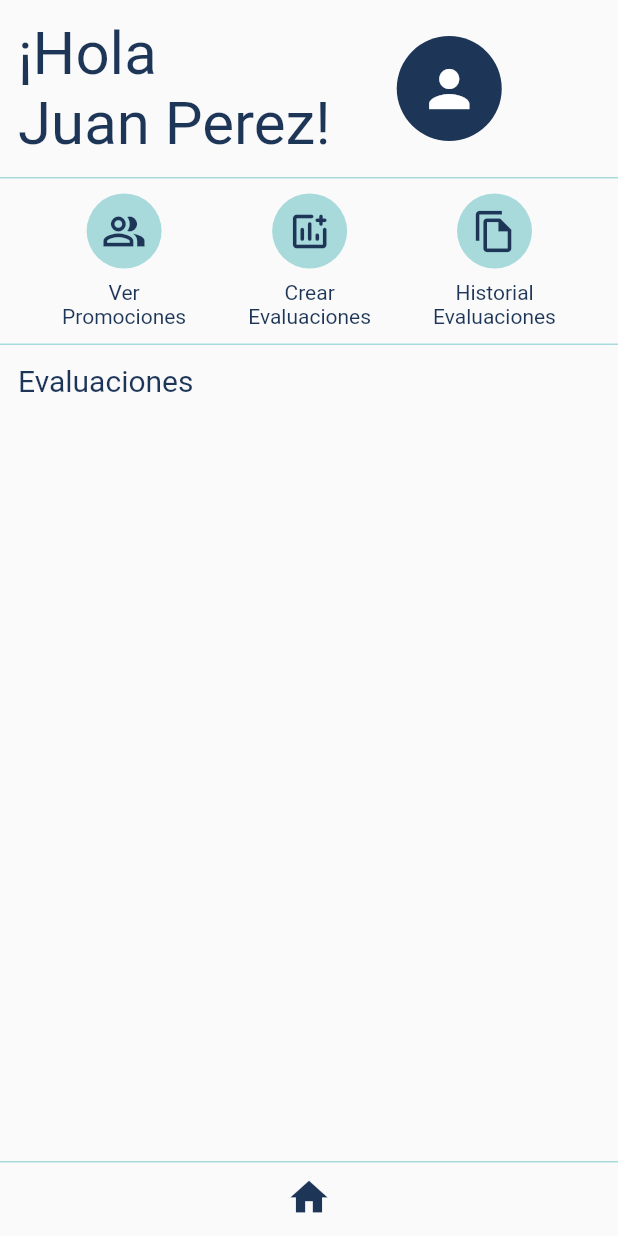
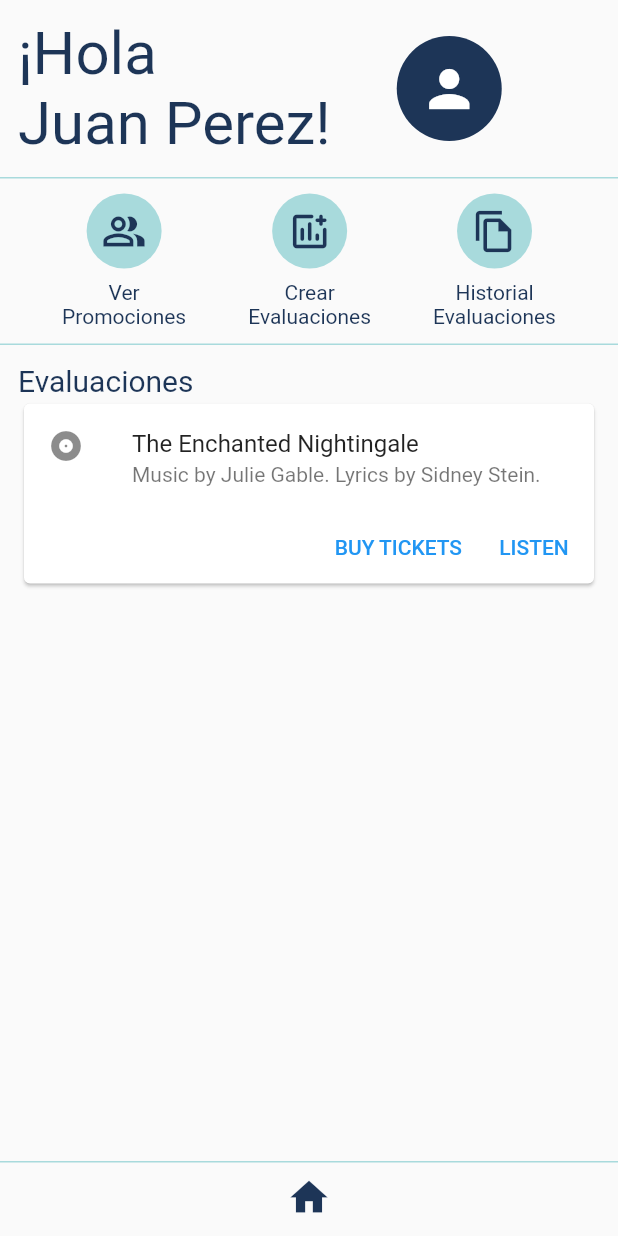
Before and after one commit to SPablo2191/smart-band-app, a Flutter app: the HomePage screen opened by its route, on a phone screen of 412 x 824 dp. Run offline on Flutter 3.47's test engine with Material 2 defaults, Android fonts, the phone set to English and light mode, and no system bars; our stand-ins replace flutter_dotenv, fluttertoast, multi_select_flutter, shared_preferences; accounts and stored records are empty.

Commit message:
feat: test card in process

```diff
--- a/lib/src/pages/home_page.dart
+++ b/lib/src/pages/home_page.dart
@@ -2,6 +2,7 @@ import 'package:flutter/material.dart';
 import 'package:smartband/src/core/consts/colors.dart';
 import 'package:smartband/src/widgets/bottom_navigation_bar_widget.dart';
 import 'package:smartband/src/widgets/home_button_widget.dart';
+import 'package:smartband/src/widgets/test_card_widget.dart';
 
 class HomePage extends StatefulWidget {
   const HomePage({super.key});
@@ -120,6 +121,7 @@ class _HomePageState extends State<HomePage> {
             'Evaluaciones',
             style: TextStyle(color: colorPrimary, fontSize: 20),
           ),
+          TestCard()
         ],
       ),
     );
--- a/lib/src/widgets/test_card_widget.dart
+++ b/lib/src/widgets/test_card_widget.dart
@@ -5,6 +5,32 @@ class TestCard extends StatelessWidget {
 
   @override
   Widget build(BuildContext context) {
-    return Container();
+    return Card(
+      child: Column(
+        mainAxisSize: MainAxisSize.min,
+        children: <Widget>[
+          const ListTile(
+            leading: Icon(Icons.album),
+            title: Text('The Enchanted Nightingale'),
+            subtitle: Text('Music by Julie Gable. Lyrics by Sidney Stein.'),
+          ),
+          Row(
+            mainAxisAlignment: MainAxisAlignment.end,
+            children: <Widget>[
+              TextButton(
+                child: const Text('BUY TICKETS'),
+                onPressed: () {/* ... */},
+              ),
+              const SizedBox(width: 8),
+              TextButton(
+                child: const Text('LISTEN'),
+                onPressed: () {/* ... */},
+              ),
+              const SizedBox(width: 8),
+            ],
+          ),
+        ],
+      ),
+    );
   }
 }
```
